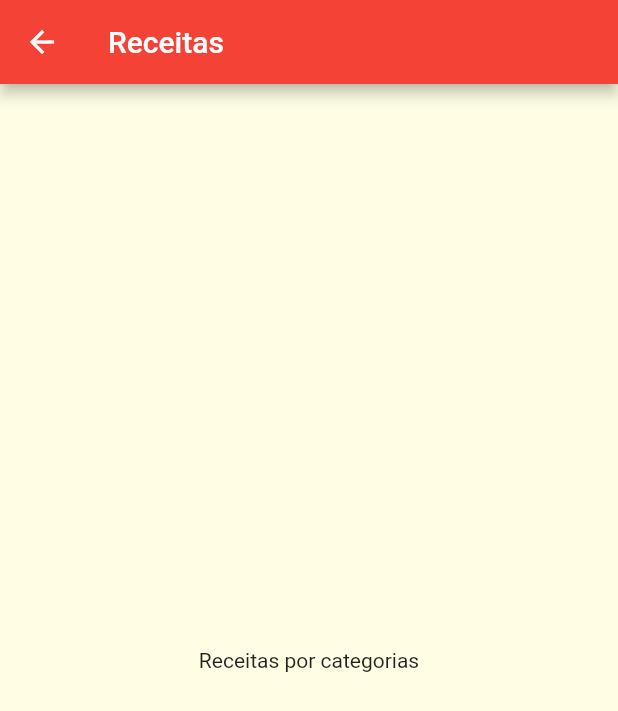
After one commit to LimaNathan/refeicoes, a Flutter app: the screen it shows after launch, after a tap on "Italiano", on a phone screen of 412 x 824 dp. The commit adds this screen. Shown: the top 711 px of the screen. Run offline on Flutter 3.47's test engine with Material 2 defaults, Android fonts, the phone set to English and light mode, and no system bars.

Commit message:
Implementado a transição de telas, porém ainda sem passar informações entre as telas

```diff
--- a/lib/components/category_item.dart
+++ b/lib/components/category_item.dart
@@ -1,6 +1,7 @@
 // ignore_for_file: use_key_in_widget_constructors
 
 import 'package:flutter/material.dart';
+import 'package:refeicoes/screens/categories_meals_screen.dart';
 
 import '../models/category.dart';
 
@@ -8,9 +9,21 @@
   const CategoryItem(this.category);
   final Category category;
 
+  void _selectCategory(BuildContext context) {
+    Navigator.of(context).push(
+      MaterialPageRoute(builder: (_) {
+        return const CategoriesMealsScreen();
+      }),
+    );
+  }
+
   @override
   Widget build(BuildContext context) {
-    return Container(
+    return InkWell(
+      onTap: () => _selectCategory(context),
+      splashColor: Theme.of(context).primaryColor,
+      borderRadius: BorderRadius.circular(15),
+      child: Container(
         padding: const EdgeInsets.all(15),
         child: Text(
           category.title,
@@ -27,6 +40,7 @@
             end: Alignment.bottomRight,
           ),
         ),
+      ),
     );
   }
 }
--- /dev/null
+++ b/lib/screens/categories_meals_screen.dart
@@ -0,0 +1,17 @@
+import 'package:flutter/material.dart';
+
+class CategoriesMealsScreen extends StatelessWidget {
+  const CategoriesMealsScreen({Key? key}) : super(key: key);
+
+  @override
+  Widget build(BuildContext context) {
+    return Scaffold(
+      appBar: AppBar(
+        title: const Text('Receitas'),
+      ),
+      body: const Center(
+        child: Text('Receitas por categorias'),
+      ),
+    );
+  }
+}
```
Lines whose indentation alone changed are shown as unchanged.
